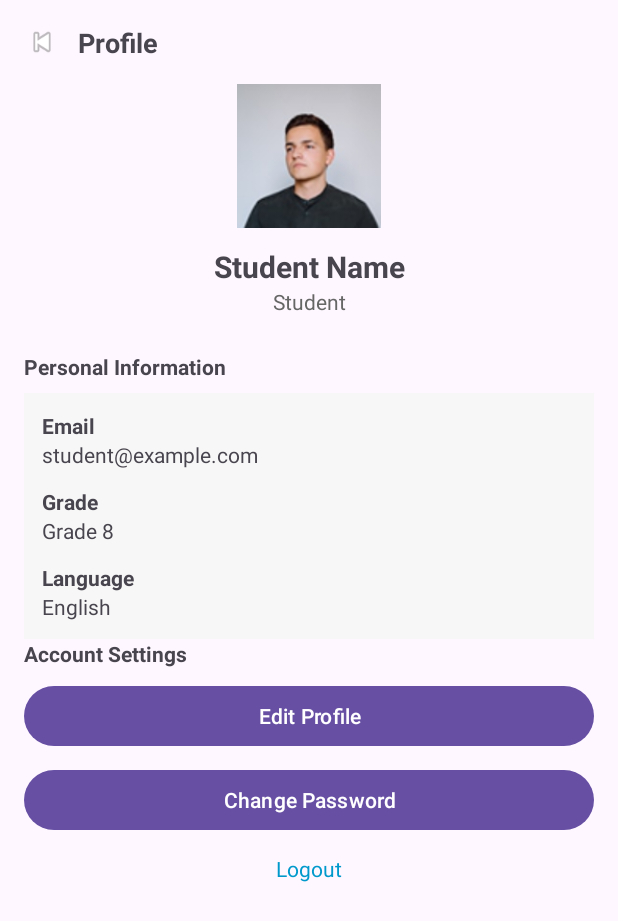
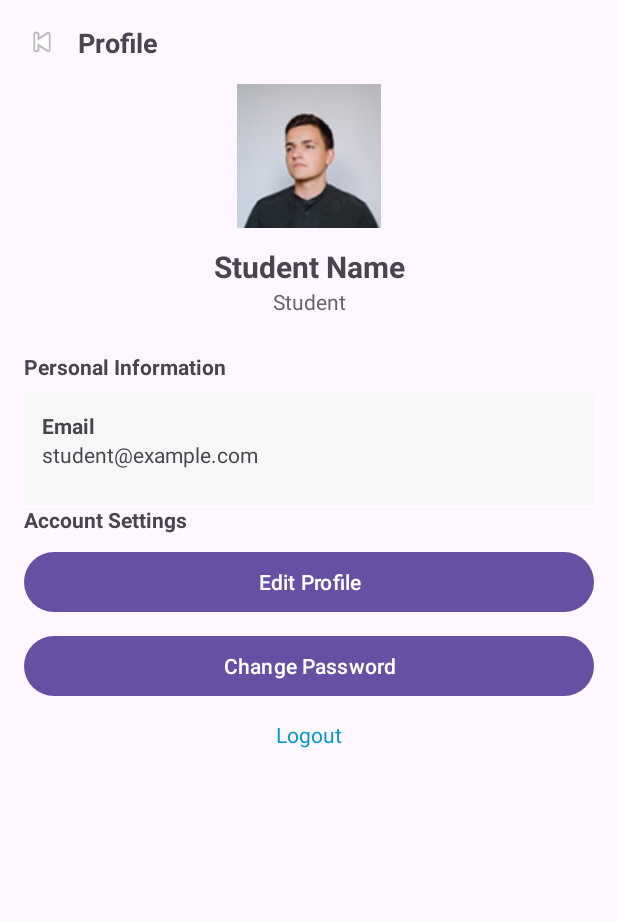
Before and after one commit to rushanc/EduLanka, an Android app: the StudentProfileActivity screen opened directly, with no data from a screen before it, on a phone screen of 412 x 824 dp. Shown: the top 921 px of the screen. Run offline under Robolectric (Android 15) with nearby library versions, the phone set to English and light mode, and no system bars; our stand-ins replace Firebase (no records; nobody signed in at launch, a user with empty details on screens opened directly).

Commit message:
Update some layout changes

```diff
--- a/app/src/main/java/com/example/edulanka/LecturerProfileActivity.kt
+++ b/app/src/main/java/com/example/edulanka/LecturerProfileActivity.kt
@@ -18,7 +18,7 @@ class LecturerProfileActivity : AppCompatActivity() {
         val roleText: TextView = findViewById(R.id.tvRole)
         val emailValue: TextView = findViewById(R.id.tvEmailValue)
         val positionValue: TextView = findViewById(R.id.tvPositionValue)
-        val languageValue: TextView = findViewById(R.id.tvLanguageValue)
+
 
         val email = intent.getStringExtra("EMAIL") ?: "lecturer@example.com"
         val name = intent.getStringExtra("NAME") ?: "Lecturer Name"
@@ -29,7 +29,7 @@ class LecturerProfileActivity : AppCompatActivity() {
         roleText.text = "Lecturer"
         emailValue.text = email
         positionValue.text = position
-        languageValue.text = language
+
 
         // Upload Video opens CreateLessonActivity
         findViewById<ImageView>(R.id.ivBack).setOnClickListener { finish() }
--- a/app/src/main/java/com/example/edulanka/StudentProfileActivity.kt
+++ b/app/src/main/java/com/example/edulanka/StudentProfileActivity.kt
@@ -16,8 +16,7 @@ class StudentProfileActivity : AppCompatActivity() {
         val displayName: TextView = findViewById(R.id.tvDisplayName)
         val roleText: TextView = findViewById(R.id.tvRole)
         val emailValue: TextView = findViewById(R.id.tvEmailValue)
-        val gradeValue: TextView = findViewById(R.id.tvGradeValue)
-        val languageValue: TextView = findViewById(R.id.tvLanguageValue)
+
 
         val email = intent.getStringExtra("EMAIL") ?: "student@example.com"
         val name = intent.getStringExtra("NAME") ?: "Student Name"
@@ -27,8 +26,7 @@ class StudentProfileActivity : AppCompatActivity() {
         displayName.text = name
         roleText.text = "Student"
         emailValue.text = email
-        gradeValue.text = grade
-        languageValue.text = language
+
 
         // TODO: Add edit profile and change password actions when ready
         findViewById<ImageView>(R.id.ivBack).setOnClickListener { finish() }
--- a/app/src/main/res/layout/activity_create_announcement.xml
+++ b/app/src/main/res/layout/activity_create_announcement.xml
@@ -65,7 +65,7 @@
                 android:id="@+id/btnPost"
                 android:layout_width="wrap_content"
                 android:layout_height="wrap_content"
-                android:text="Post"/>
+                android:text="Post" />
         </LinearLayout>
 
     </LinearLayout>
--- a/app/src/main/res/layout/activity_student_profile.xml
+++ b/app/src/main/res/layout/activity_student_profile.xml
@@ -99,30 +99,6 @@
                 android:text="student@example.com"
                 android:layout_marginBottom="12dp"/>
 
-            <TextView
-                android:layout_width="wrap_content"
-                android:layout_height="wrap_content"
-                android:text="Grade"
-                android:textStyle="bold"/>
-
-            <TextView
-                android:id="@+id/tvGradeValue"
-                android:layout_width="wrap_content"
-                android:layout_height="wrap_content"
-                android:text="Grade 8"
-                android:layout_marginBottom="12dp"/>
-
-            <TextView
-                android:layout_width="wrap_content"
-                android:layout_height="wrap_content"
-                android:text="Language"
-                android:textStyle="bold"/>
-
-            <TextView
-                android:id="@+id/tvLanguageValue"
-                android:layout_width="wrap_content"
-                android:layout_height="wrap_content"
-                android:text="English"/>
         </LinearLayout>
 
         <TextView
--- a/app/src/main/res/mipmap-anydpi-v26/ic_launcher.xml
+++ b/app/src/main/res/mipmap-anydpi-v26/ic_launcher.xml
@@ -1,6 +1,6 @@
 <?xml version="1.0" encoding="utf-8"?>
 <adaptive-icon xmlns:android="http://schemas.android.com/apk/res/android">
-    <background android:drawable="@android:color/transparent" />
+    <background android:drawable="@color/white" />
     <foreground android:drawable="@drawable/logo_icon" />
     <monochrome android:drawable="@drawable/logo_icon" />
 </adaptive-icon>
--- a/app/src/main/res/mipmap-anydpi-v26/ic_launcher_round.xml
+++ b/app/src/main/res/mipmap-anydpi-v26/ic_launcher_round.xml
@@ -1,6 +1,6 @@
 <?xml version="1.0" encoding="utf-8"?>
 <adaptive-icon xmlns:android="http://schemas.android.com/apk/res/android">
-    <background android:drawable="@drawable/ic_launcher_background" />
-    <foreground android:drawable="@drawable/ic_launcher_foreground" />
-    <monochrome android:drawable="@drawable/ic_launcher_foreground" />
+    <background android:drawable="@color/white" />
+    <foreground android:drawable="@drawable/logo_icon" />
+    <monochrome android:drawable="@drawable/logo_icon" />
 </adaptive-icon>
```
Also changed, not shown: app/src/main/res/layout/activity_create_lesson.xml (+4 -4 lines), app/src/main/res/layout/activity_lecturer_profile.xml (+0 -13 lines), app/src/main/res/layout/fragment_home.xml (+10 -6 lines).
